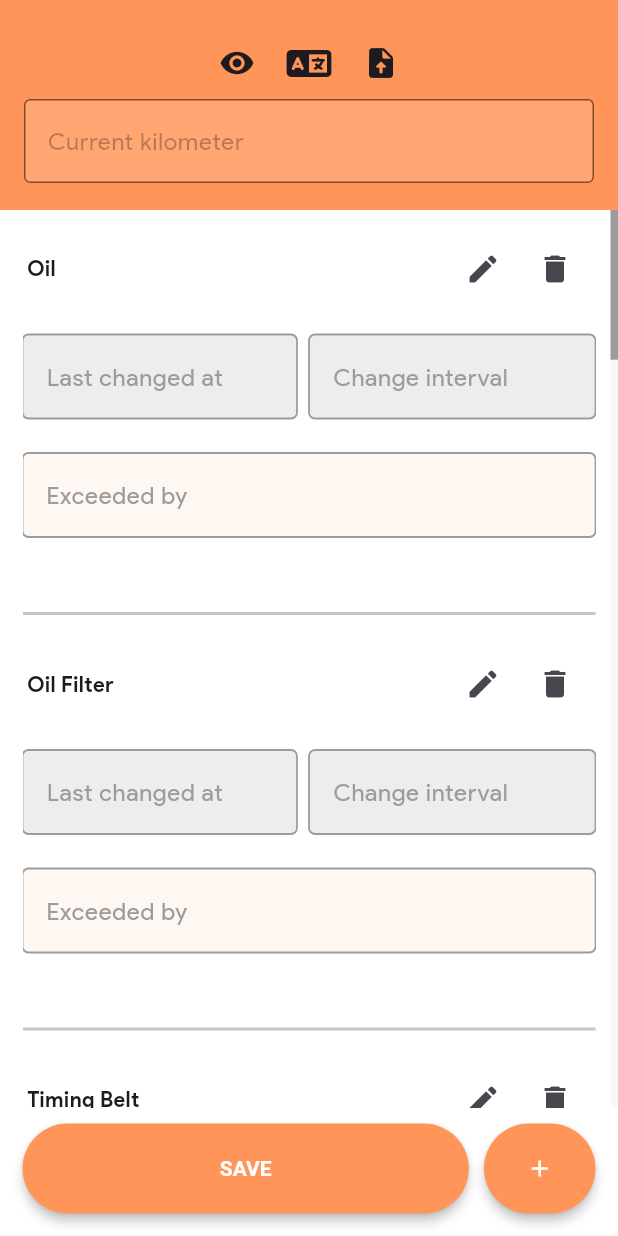
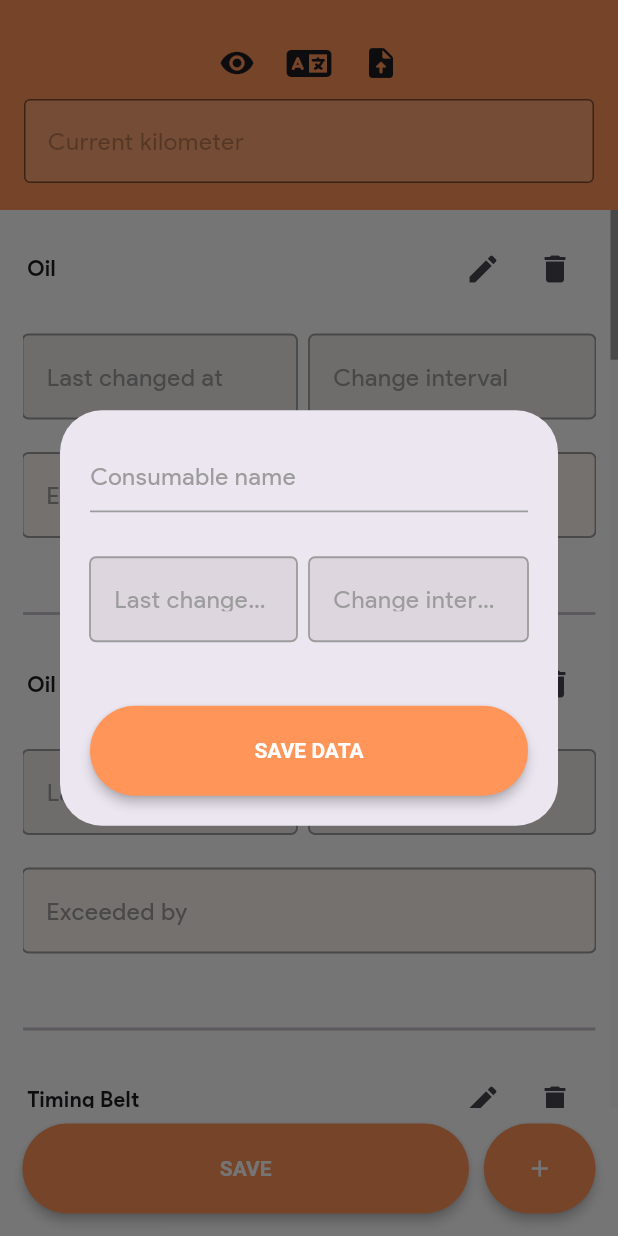
Before and after one commit to umrhsn/CarNote, a Flutter app: the ConsumablesScreen screen opened by its route, after a tap on the "add" icon, on a phone screen of 412 x 824 dp. Run offline on Flutter 3.47's test engine with Material 2 defaults, Android fonts, the phone set to English and light mode, and no system bars; our stand-ins replace awesome_notifications, bot_toast, dartz, equatable, flutter_bloc, font_awesome_flutter and 4 more; missing offline and left inert: admob_flutter, document_file_save_plus; accounts and stored records are empty.

Commit message:
- added name hint to json files. - consumables box is now containing a single key corresponding to a consumables list - removed titleCase input formatter from car info page - fixed List<dynamic> problem of Hive by making a copy of the list to a List<Consumable> then depending on this new list. - added two widgets (consumable name textField and a dialog for adding a new consumable. - database handling methods are all in DatabaseHelper. - slight change to the file created by FileCreator

```diff
--- a/lang/ar.json
+++ b/lang/ar.json
@@ -7,6 +7,7 @@
   "car_type_hint": "نوع السيارة. مثال: سوزوكي ماروتي",
   "model_year_hint": "سنة الموديل. مثال: 2014",
   "current_km_hint": "العداد. مثال:",
+  "name_hint": "اسم الغرض",
   "current_km_label": "الكيلومتر الحالي",
   "last_changed_at_label": "تم التغيير عند (كم)",
   "change_interval_label": "يتم التغيير كل (كم)",
--- a/lang/en.json
+++ b/lang/en.json
@@ -7,6 +7,7 @@
   "car_type_hint": "Car type. e.g. \"Suzuki Maruti\"",
   "model_year_hint": "Model year. e.g. \"2014\"",
   "current_km_hint": "Total distance travelled. e.g.",
+  "name_hint": "Consumable name",
   "current_km_label": "Current kilometer",
   "last_changed_at_label": "Last changed at",
   "change_interval_label": "Change interval",
--- a/lib/main.dart
+++ b/lib/main.dart
@@ -22,10 +22,11 @@ void main() async {
   Directory dir = await getApplicationDocumentsDirectory();
   Hive
     ..init(dir.path)
-    ..registerAdapter<Car>(CarAdapter())..registerAdapter<Consumable>(ConsumableAdapter());
+    ..registerAdapter<Car>(CarAdapter())
+    ..registerAdapter<Consumable>(ConsumableAdapter());
 
   await Hive.openBox<Car>(AppStrings.carBox);
-  await Hive.openBox<Consumable>(AppStrings.consumableBox);
+  await Hive.openBox<List>(AppStrings.consumableBox);
 
   /// Notifications init
   AwesomeNotifications().initialize(
--- a/lib/src/core/database/database_helper.dart
+++ b/lib/src/core/database/database_helper.dart
@@ -13,7 +13,6 @@ import 'package:car_note/injection_container.dart' as di;
 class DatabaseHelper {
   /// Car
   static final Box<Car> _carBox = Hive.box<Car>(AppStrings.carBox);
-
   static Box<Car> get carBox => _carBox;
 
   static Future<bool> writeCarData(BuildContext context) async {
@@ -43,9 +42,8 @@ class DatabaseHelper {
   }
 
   /// Consumables
-  static final Box<Consumable> _consumableBox = Hive.box<Consumable>(AppStrings.consumableBox);
-
-  static Box<Consumable> get consumableBox => _consumableBox;
+  static final Box<List> _consumableBox = Hive.box<List>(AppStrings.consumableBox);
+  static Box<List> get consumableBox => _consumableBox;
 
   static Future<void> writeConsumablesData(BuildContext context) async {
     debugPrint(writeConsumablesData.getMethodName());
@@ -63,14 +61,15 @@ class DatabaseHelper {
     );
 
     bool listAdded = prefs.getBool(AppStrings.prefsBoolListAdded) ?? false;
-    bool isNotNull = true;
+
+    List<Consumable> consumablesList = [];
 
     for (int index = 0; index < Consumable.getCount(); index++) {
-      _consumableBox.put(
-        index,
-        Consumable(
+      consumablesList.add(Consumable(
         id: index,
-          name: listAdded ? _consumableBox.get(index)!.name : AppStrings.consumables[index],
+        name: listAdded
+            ? _consumableBox.get(AppStrings.consumablesKey)![index].name
+            : AppStrings.consumables[index],
         lastChangedAt: consumableCubit.lastChangedAtControllers[index].text.isNotEmpty
             ? int.parse(
                 consumableCubit.lastChangedAtControllers[index].text.removeThousandSeparator())
@@ -83,17 +82,30 @@ class DatabaseHelper {
             ? int.parse(
                 consumableCubit.remainingKmControllers[index].text.removeThousandSeparator())
             : 0,
+      ));
+    }
+
+    _consumableBox
+        .put("consumables", consumablesList)
+        .then((value) => prefs.setBool(AppStrings.prefsBoolListAdded, true));
+    BotToast.showText(text: AppStrings.dataAddedSuccessfully(context));
+  }
+
+  static void addConsumable({
+    required String name,
+    required int lastChangedAt,
+    required int changeInterval,
+  }) =>
+      _consumableBox.get(AppStrings.consumablesKey)!.add(
+            Consumable(
+              id: _consumableBox.length,
+              name: name,
+              lastChangedAt: lastChangedAt,
+              changeInterval: changeInterval,
+              remainingKm: 0,
             ),
           );
-      // FIXME: make it saved as a contiguous list
-      if (_consumableBox.get(index) == null) isNotNull = false;
+
+  static void removeConsumable(int index) =>
+      _consumableBox.get(AppStrings.consumablesKey)!.removeAt(index);
 }
-
-    if (isNotNull) {
-      prefs.setBool(AppStrings.prefsBoolListAdded, true);
-      BotToast.showText(text: AppStrings.dataAddedSuccessfully(context));
-    } else {
-      BotToast.showText(text: AppStrings.somethingWentWrong(context));
-    }
-  }
-}
--- a/lib/src/core/services/file_creator/file_creator.dart
+++ b/lib/src/core/services/file_creator/file_creator.dart
@@ -39,11 +39,11 @@ class FileCreator {
         '${enLocale ? 'Current kilometer' : 'الكيلومتر الحالي'}: ${enLocale ? car!.currentKm.toThousands() : car!.currentKm.toThousands().toArabicNumerals()}\n';
 
     for (int index = 0; index < Consumable.getCount(); index++) {
-      Consumable? item = DatabaseHelper.consumableBox.get(index);
+      Consumable? item = DatabaseHelper.consumableBox.get(AppStrings.consumablesKey)![index];
       if (item != null) {
         if (item.lastChangedAt != 0 || item.changeInterval != 0) {
           data +=
-              '\n${listAdded ? DatabaseHelper.consumableBox.get(index)!.name : enLocale ? AppStrings.consumablesEnglishList[index] : AppStrings.consumablesArabicList[index]}:${cubit.isErrorText(index) ? enLocale ? ' (Exceeded)' : ' (تم التجاوز)' : ''}'
+              '\n${listAdded ? DatabaseHelper.consumableBox.get(AppStrings.consumablesKey)![index].name : enLocale ? AppStrings.consumablesEnglishList[index] : AppStrings.consumablesArabicList[index]}:${cubit.isErrorText(index) ? enLocale ? ' (Exceeded)' : ' (تم التجاوز)' : ''}'
               '\n${enLocale ? 'Last changed at' : 'تم التغيير عند'}: ${enLocale ? item.lastChangedAt.toThousands() : item.lastChangedAt.toThousands().toArabicNumerals()}'
               '\n${enLocale ? 'Change interval' : 'يتم التغيير كل'}: ${enLocale ? item.changeInterval.toThousands() : item.changeInterval.toThousands().toArabicNumerals()}'
               '\n${enLocale ? cubit.isErrorText(index) ? 'Exceeded by' : 'Remaining km' : cubit.isErrorText(index) ? 'تم التجاوز بمقدار' : 'الكيلومترات المتبقية'}: ${enLocale ? item.remainingKm < 0 ? (item.remainingKm * -1).toThousands() : item.remainingKm.toThousands() : item.remainingKm < 0 ? (item.remainingKm * -1).toThousands().toArabicNumerals() : item.remainingKm.toThousands().toArabicNumerals()}'
--- a/lib/src/core/services/notifications/notifications_helper.dart
+++ b/lib/src/core/services/notifications/notifications_helper.dart
@@ -87,7 +87,7 @@ class NotificationsHelper {
             backgroundColor: cubit.getValidatingTextColor(context, index),
             channelKey: AppStrings.notifChannelBasicKey,
             title: listAdded
-                ? DatabaseHelper.consumableBox.get(index)!.name
+                ? DatabaseHelper.consumableBox.get(AppStrings.consumablesKey)![index].name
                 : AppStrings.consumables[index],
             body: cubit.isErrorText(index)
                 ? '${AppStrings.remainingKmErrorLabel(context)} $remainingKm ${AppStrings.km(context)}'
--- a/lib/src/core/services/text_input_formatters/title_case_input_formatter.dart
+++ b/lib/src/core/services/text_input_formatters/title_case_input_formatter.dart
@@ -1,6 +1,7 @@
 import 'package:car_note/src/core/extensions/string_helper.dart';
 import 'package:flutter/services.dart';
 
+// not using it in this app anymore
 class TitleCaseInputFormatter extends TextInputFormatter {
   @override
   TextEditingValue formatEditUpdate(TextEditingValue oldValue, TextEditingValue newValue) {
--- a/lib/src/core/utils/app_strings.dart
+++ b/lib/src/core/utils/app_strings.dart
@@ -32,6 +32,10 @@ class AppStrings {
   static String modelYearHint(BuildContext context) => _translate(context, "model_year_hint");
 
   static String currentKmHint(BuildContext context) => _translate(context, "current_km_hint");
+
+  static String nameHint(BuildContext context) => _translate(context, "name_hint");
+
+  static const String consumablesKey = "consumables";
 
   static List<String> get consumables =>
       LocaleCubit.currentLangCode == ar ? consumablesArabicList : consumablesEnglishList;
--- /dev/null
+++ b/lib/src/core/widgets/consumable_name_text_field.dart
@@ -0,0 +1,48 @@
+import 'package:car_note/src/core/extensions/media_query_values.dart';
+import 'package:car_note/src/core/utils/app_colors.dart';
+import 'package:car_note/src/core/utils/app_strings.dart';
+import 'package:flutter/material.dart';
+
+class ConsumableNameTextField extends StatefulWidget {
+  const ConsumableNameTextField({super.key});
+
+  @override
+  State<ConsumableNameTextField> createState() => _ConsumableNameTextFieldState();
+}
+
+class _ConsumableNameTextFieldState extends State<ConsumableNameTextField> {
+  @override
+  Widget build(BuildContext context) {
+    return TextField(
+      decoration: InputDecoration(
+        filled: false,
+        hintText: AppStrings.nameHint(context),
+        hintStyle: TextStyle(
+          fontWeight: FontWeight.normal,
+          color: context.isLight ? AppColors.hintLight : AppColors.hintDark,
+        ),
+        labelStyle: TextStyle(color: context.isLight ? AppColors.hintLight : AppColors.hintDark),
+        focusColor: context.isLight
+            ? AppColors.appBarFocusedPrimaryLight
+            : AppColors.appBarFocusedPrimaryDark,
+        enabledBorder: UnderlineInputBorder(
+          borderSide: BorderSide(
+            color: context.isLight ? AppColors.hintLight : AppColors.hintDark,
+            width: 1.2,
+            strokeAlign: 0,
+          ),
+        ),
+        disabledBorder: null,
+        focusedBorder: UnderlineInputBorder(
+          borderSide: BorderSide(
+            color: context.isLight
+                ? AppColors.appBarFocusedPrimaryLight
+                : AppColors.appBarFocusedPrimaryDark,
+            strokeAlign: 0,
+            width: 1.2,
+          ),
+        ),
+      ),
+    );
+  }
+}
--- a/lib/src/features/car_info/presentation/pages/car_info.dart
+++ b/lib/src/features/car_info/presentation/pages/car_info.dart
@@ -4,7 +4,6 @@ import 'package:car_note/src/core/database/database_helper.dart';
 import 'package:car_note/src/core/extensions/string_helper.dart';
 import 'package:car_note/src/core/services/form_validation/form_validation.dart';
 import 'package:car_note/src/core/services/text_input_formatters/thousand_separator_input_formatter.dart';
-import 'package:car_note/src/core/services/text_input_formatters/title_case_input_formatter.dart';
 import 'package:car_note/src/core/utils/app_strings.dart';
 import 'package:car_note/src/core/utils/asset_manager.dart';
 import 'package:car_note/src/core/widgets/title_text.dart';
@@ -44,7 +43,6 @@ class _MyHomePageState extends State<CarInfo> {
         controller: carCubit.carTypeController,
         focusNode: carCubit.carTypeFocus,
         hintText: AppStrings.carTypeHint(context),
-        inputFormatters: [TitleCaseInputFormatter()],
         validationItem: validator.carType,
         validateItemForm: (value) => validator.validateCarTypeForm(value, context),
         onFieldSubmitted: (_) => CustomTextFormField.requestFocus(context, carCubit.modelYearFocus),
--- a/lib/src/features/consumables/domain/entities/consumable.dart
+++ b/lib/src/features/consumables/domain/entities/consumable.dart
@@ -31,8 +31,21 @@ class Consumable extends HiveObject {
     required this.remainingKm,
   });
 
-  static int getCount() =>
-      di.sl<SharedPreferences>().getBool(AppStrings.prefsBoolListAdded) ?? false
-          ? DatabaseHelper.consumableBox.length
-          : AppStrings.consumables.length;
+  static int count = 0;
+
+  static int getCount() {
+    List? list = DatabaseHelper.consumableBox.get(AppStrings.consumablesKey);
+    List<Consumable> consumablesList = [];
+
+    if (list != null) {
+      for (int index = 0; index < list.length; index++) {
+        consumablesList.add(list[index]);
+        count++;
+      }
+    }
+
+    return di.sl<SharedPreferences>().getBool(AppStrings.prefsBoolListAdded) ?? false
+        ? consumablesList.length
+        : AppStrings.consumables.length;
+  }
 }
--- a/lib/src/features/consumables/presentation/cubit/consumable_cubit.dart
+++ b/lib/src/features/consumables/presentation/cubit/consumable_cubit.dart
@@ -14,34 +14,40 @@ part 'consumable_state.dart';
 
 class ConsumableCubit extends Cubit<ConsumableState> {
   ConsumableCubit() : super(AppInitial()) {
+    List? list = DatabaseHelper.consumableBox.get(AppStrings.consumablesKey);
+    List<Consumable> consumablesList = [];
+
     for (int index = 0; index < Consumable.getCount(); index++) {
+      if (list != null) consumablesList.add(list[index]);
+
       lastChangedAtControllers.add(
         TextEditingController(
-          text: DatabaseHelper.consumableBox.get(index) != null
-              ? DatabaseHelper.consumableBox.get(index)!.lastChangedAt != 0
-                  ? DatabaseHelper.consumableBox.get(index)!.lastChangedAt.toThousands()
+          text: list != null
+              ? consumablesList[index].lastChangedAt != 0
+                  ? consumablesList[index].lastChangedAt.toThousands()
                   : ''
               : '',
         ),
       );
       changeIntervalControllers.add(
         TextEditingController(
-          text: DatabaseHelper.consumableBox.get(index) != null
-              ? DatabaseHelper.consumableBox.get(index)!.changeInterval != 0
-                  ? DatabaseHelper.consumableBox.get(index)!.changeInterval.toThousands()
+          text: list != null
+              ? consumablesList[index].changeInterval != 0
+                  ? consumablesList[index].changeInterval.toThousands()
                   : ''
               : '',
         ),
       );
       remainingKmControllers.add(
         TextEditingController(
-          text: DatabaseHelper.consumableBox.get(index) != null
-              ? DatabaseHelper.consumableBox.get(index)!.remainingKm != 0
-                  ? DatabaseHelper.consumableBox.get(index)!.remainingKm.toThousands()
+          text: list != null
+              ? consumablesList[index].remainingKm != 0
+                  ? consumablesList[index].remainingKm.toThousands()
                   : ''
               : '',
         ),
       );
+
       lastChangedAtFocuses.add(FocusNode());
       changeIntervalFocuses.add(FocusNode());
       changeKmFocuses.add(FocusNode());
@@ -138,7 +144,7 @@ class ConsumableCubit extends Cubit<ConsumableState> {
   }
 
   void getRemainingKm(int index) {
-    emit(AddingChangeKm());
+    emit(AddingRemainingKm());
     remainingKmControllers[index].text = _calculateRemainingKm(
                 lastChangedAtControllers[index], changeIntervalControllers[index]) !=
             0
@@ -157,7 +163,8 @@ class ConsumableCubit extends Cubit<ConsumableState> {
 
   void validateAllLastChangedKilometerFields(BuildContext context) {
     emit(ValidatingItem());
-    for (int index = 0; index < remainingKmControllers.length; index++) {
+    // FIXME
+    for (int index = 0; index < Consumable.getCount(); index++) {
       _validateLastChangedKilometer(index, context);
     }
     emit(ValidatingComplete());
@@ -165,7 +172,7 @@ class ConsumableCubit extends Cubit<ConsumableState> {
 
   void validateAllChangeKilometerFields(BuildContext context) {
     emit(ValidatingItem());
-    for (int index = 0; index < remainingKmControllers.length; index++) {
+    for (int index = 0; index < Consumable.getCount(); index++) {
       _validateRemainingKilometer(index, context);
     }
     emit(ValidatingComplete());
@@ -184,7 +191,7 @@ class ConsumableCubit extends Cubit<ConsumableState> {
     return null;
   }
 
-  int calculateChangeKmAndCurrentKmDifference(int index) {
+  int calculateRemainingKmAndCurrentKmDifference(int index) {
     if (currentKmController.text.isNotEmpty && remainingKmControllers[index].text.isNotEmpty) {
       return int.parse(currentKmController.text.removeThousandSeparator()) -
           int.parse(remainingKmControllers[index].text.removeThousandSeparator());
@@ -244,7 +251,7 @@ class ConsumableCubit extends Cubit<ConsumableState> {
     }
     if (isErrorText(index)) {
       emit(ValidatingComplete());
-      return '${AppStrings.errorText(context)} ${calculateChangeKmAndCurrentKmDifference(index).toThousands()}';
+      return '${AppStrings.errorText(context)} ${calculateRemainingKmAndCurrentKmDifference(index).toThousands()}';
     }
     emit(ValidatingComplete());
     return null;
@@ -261,4 +268,32 @@ class ConsumableCubit extends Cubit<ConsumableState> {
     di.sl<SharedPreferences>().setBool(AppStrings.prefsBoolVisible, visible);
     emit(VisibilityChanged());
   }
+
+  /// Dialog Consumable Widget
+  TextEditingController consumableNameController = TextEditingController();
+  TextEditingController lastChangedController = TextEditingController();
+  TextEditingController changeIntervalController = TextEditingController();
+  FocusNode lastChangedFocus = FocusNode();
+  FocusNode changeIntervalFocus = FocusNode();
+
+  Text getDialogLastChangedKmValidatingText(BuildContext context) => Text(
+        _validateDialogLastChangedKilometer(context) ?? '',
+        style: TextStyle(
+          color: AppColors.getErrorColor(context),
+          height: _validateDialogLastChangedKilometer(context) != null ? 2 : 0,
+          fontSize: 11,
+        ),
+      );
+
+  String? _validateDialogLastChangedKilometer(BuildContext context) {
+    emit(ValidatingItem());
+    if (lastChangedController.text.isNotEmpty && currentKmController.text.isNotEmpty) {
+      if (int.parse(lastChangedController.text.removeThousandSeparator()) >
+          int.parse(currentKmController.text.removeThousandSeparator())) {
+        return AppStrings.invalidInput(context);
+      }
+    }
+    emit(ValidatingComplete());
+    return null;
+  }
 }
--- a/lib/src/features/consumables/presentation/cubit/consumable_state.dart
+++ b/lib/src/features/consumables/presentation/cubit/consumable_state.dart
@@ -10,7 +10,7 @@ abstract class ConsumableState extends Equatable {
 
 class AppInitial extends ConsumableState {}
 
-class AddingChangeKm extends ConsumableState {}
+class AddingRemainingKm extends ConsumableState {}
 
 class AddedRemainingKm extends ConsumableState {}
 
--- a/lib/src/features/consumables/presentation/widgets/consumable_widget.dart
+++ b/lib/src/features/consumables/presentation/widgets/consumable_widget.dart
@@ -1,4 +1,5 @@
 import 'package:awesome_notifications/awesome_notifications.dart';
+import 'package:car_note/src/core/database/database_helper.dart';
 import 'package:car_note/src/core/services/text_input_formatters/thousand_separator_input_formatter.dart';
 import 'package:car_note/src/core/utils/app_colors.dart';
 import 'package:car_note/src/core/utils/app_strings.dart';
@@ -33,7 +34,7 @@ class ConsumableWidgetState extends State<ConsumableWidget> {
   Widget build(BuildContext context) {
     ConsumableCubit cubit = ConsumableCubit.get(context);
 
-    cubit.calculateChangeKmAndCurrentKmDifference(widget.index);
+    cubit.calculateRemainingKmAndCurrentKmDifference(widget.index);
     cubit.calculateWarningDifference(widget.index);
     cubit.getRemainingKm(widget.index);
 
@@ -176,7 +177,9 @@ class ConsumableWidgetState extends State<ConsumableWidget> {
                 child: Row(
                   children: [
                     IconButton(onPressed: () {}, icon: const Icon(Icons.edit)),
-                    IconButton(onPressed: () {}, icon: const Icon(Icons.delete)),
+                    IconButton(
+                        onPressed: () => DatabaseHelper.removeConsumable(widget.index),
+                        icon: const Icon(Icons.delete)),
                   ],
                 ),
               ),
--- /dev/null
+++ b/lib/src/features/consumables/presentation/widgets/dialog_consumable_widget.dart
@@ -0,0 +1,142 @@
+import 'package:car_note/src/config/routes/app_routes.dart';
+import 'package:car_note/src/core/database/database_helper.dart';
+import 'package:car_note/src/core/extensions/string_helper.dart';
+import 'package:car_note/src/core/services/text_input_formatters/thousand_separator_input_formatter.dart';
+import 'package:car_note/src/core/utils/app_colors.dart';
+import 'package:car_note/src/core/utils/app_strings.dart';
+import 'package:car_note/src/core/widgets/consumable_name_text_field.dart';
+import 'package:car_note/src/core/widgets/custom_button.dart';
+import 'package:car_note/src/features/consumables/presentation/cubit/consumable_cubit.dart';
+import 'package:flutter/material.dart';
+import 'package:flutter/services.dart';
+
+// FIXME: doesn't show invalid text if present
+
+class DialogConsumableWidget extends StatefulWidget {
+  const DialogConsumableWidget({Key? key}) : super(key: key);
+
+  @override
+  State<DialogConsumableWidget> createState() => DialogConsumableWidgetState();
+}
+
+class DialogConsumableWidgetState extends State<DialogConsumableWidget> {
+  @override
+  Widget build(BuildContext context) {
+    ConsumableCubit cubit = ConsumableCubit.get(context);
+
+    Color getLastChangedAndChangeIntervalLabelColor() =>
+        cubit.getDialogLastChangedKmValidatingText(context).data != ''
+            ? AppColors.getErrorColor(context)
+            : cubit.lastChangedFocus.hasFocus
+                ? AppColors.getTextFieldBorderAndLabelFocused(context)
+                : AppColors.getTextFieldBorderAndLabel(context);
+
+    OutlineInputBorder getLastChangedAndChangeIntervalFocusedBorder() =>
+        cubit.getDialogLastChangedKmValidatingText(context).data != ''
+            ? cubit.getErrorBorder(context)
+            : cubit.getFocusedBorder(context);
+
+    OutlineInputBorder getLastChangedAndChangeIntervalEnabledBorder() =>
+        cubit.getDialogLastChangedKmValidatingText(context).data != ''
+            ? cubit.getErrorBorder(context)
+            : cubit.getDefaultBorder(context);
+
+    Color getChangeIntervalLabelColor() => cubit.changeIntervalFocus.hasFocus
+        ? AppColors.getTextFieldBorderAndLabelFocused(context)
+        : AppColors.getTextFieldBorderAndLabel(context);
+
+    Expanded buildLastChangedTextFormField() {
+      return Expanded(
+        child: Column(
+          children: [
+            Padding(
+              padding: const EdgeInsetsDirectional.only(end: 8),
+              child: TextFormField(
+                controller: cubit.lastChangedController,
+                focusNode: cubit.lastChangedFocus,
+                cursorColor: AppColors.getTextFieldBorderAndLabelFocused(context),
+                onChanged: (_) => cubit.getDialogLastChangedKmValidatingText(context),
+                keyboardType: TextInputType.number,
+                textInputAction: TextInputAction.next,
+                decoration: InputDecoration(
+                  labelText: AppStrings.lastChangedAtLabel(context),
+                  floatingLabelStyle: TextStyle(
+                    color: getLastChangedAndChangeIntervalLabelColor(),
+                    fontWeight: FontWeight.bold,
+                  ),
+                  focusedBorder: getLastChangedAndChangeIntervalFocusedBorder(),
+                  enabledBorder: getLastChangedAndChangeIntervalEnabledBorder(),
+                ),
+                inputFormatters: [
+                  LengthLimitingTextInputFormatter(9),
+                  FilteringTextInputFormatter.digitsOnly,
+                  ThousandSeparatorInputFormatter(),
+                ],
+              ),
+            ),
+            Align(
+              alignment: AlignmentDirectional.centerStart,
+              child: cubit.getDialogLastChangedKmValidatingText(context),
+            ),
+          ],
+        ),
+      );
+    }
+
+    Expanded buildChangeIntervalTextFormField() {
+      return Expanded(
+        child: TextFormField(
+          controller: cubit.changeIntervalController,
+          focusNode: cubit.changeIntervalFocus,
+          cursorColor: AppColors.getTextFieldBorderAndLabelFocused(context),
+          keyboardType: TextInputType.number,
+          textInputAction: TextInputAction.done,
+          decoration: InputDecoration(
+            labelText: AppStrings.changeIntervalLabel(context),
+            floatingLabelStyle: TextStyle(
+              color: getChangeIntervalLabelColor(),
+              fontWeight: FontWeight.bold,
+            ),
+          ),
+          inputFormatters: [
+            LengthLimitingTextInputFormatter(7),
+            FilteringTextInputFormatter.digitsOnly,
+            ThousandSeparatorInputFormatter(),
+          ],
+        ),
+      );
+    }
+
+    return IntrinsicHeight(
+      child: Column(
+        children: [
+          const ConsumableNameTextField(),
+          const SizedBox(height: 30),
+          Row(
+            mainAxisAlignment: MainAxisAlignment.center,
+            crossAxisAlignment: CrossAxisAlignment.start,
+            children: [
+              buildLastChangedTextFormField(),
+              buildChangeIntervalTextFormField(),
+            ],
+          ),
+          const SizedBox(height: 30),
+          CustomButton(
+            text: AppStrings.saveData(context),
+            btnEnabled: cubit.shouldEnableButton(context),
+            onPressed: () {
+              DatabaseHelper.addConsumable(
+                name: cubit.consumableNameController.text,
+                lastChangedAt:
+                    int.parse(cubit.lastChangedController.text.removeThousandSeparator()),
+                changeInterval:
+                    int.parse(cubit.changeIntervalController.text.removeThousandSeparator()),
+              );
+              Navigator.pushReplacementNamed(context, Routes.consumablesRoute);
+            },
+          )
+        ],
+      ),
+    );
+  }
+}
```
Also changed, not shown: lib/src/features/consumables/presentation/pages/consumables_screen.dart (+117 -104 lines). Lines whose indentation alone changed are shown as unchanged.
